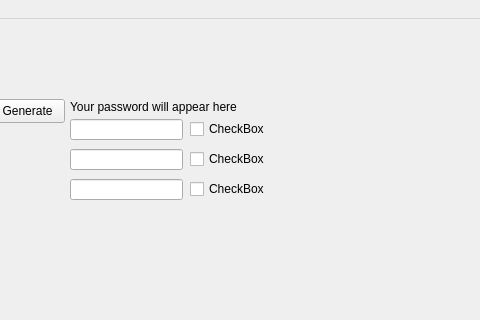
Above: mainwindow.ui from pouriadana/password-generator-GUI before the change; both pictures show x 170 to 650 and y 0 to 320 of the 800 by 600 pixel window. Below: the same form after it.
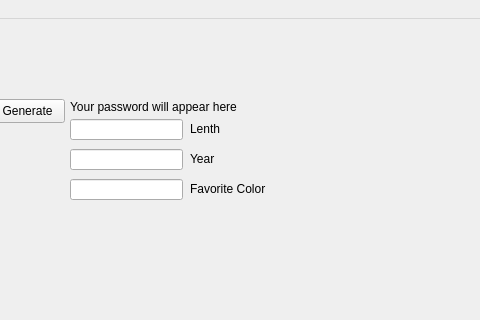
That is the form after the change.

Commit message: Add label for each text input widget

```diff
--- a/mainwindow.ui
+++ b/mainwindow.ui
@@ -60,45 +60,6 @@
      </rect>
     </property>
    </widget>
-   <widget class="QCheckBox" name="checkBox">
-    <property name="geometry">
-     <rect>
-      <x>360</x>
-      <y>100</y>
-      <width>78</width>
-      <height>20</height>
-     </rect>
-    </property>
-    <property name="text">
-     <string>CheckBox</string>
-    </property>
-   </widget>
-   <widget class="QCheckBox" name="checkBox_2">
-    <property name="geometry">
-     <rect>
-      <x>360</x>
-      <y>130</y>
-      <width>78</width>
-      <height>20</height>
-     </rect>
-    </property>
-    <property name="text">
-     <string>CheckBox</string>
-    </property>
-   </widget>
-   <widget class="QCheckBox" name="checkBox_3">
-    <property name="geometry">
-     <rect>
-      <x>360</x>
-      <y>160</y>
-      <width>78</width>
-      <height>20</height>
-     </rect>
-    </property>
-    <property name="text">
-     <string>CheckBox</string>
-    </property>
-   </widget>
    <widget class="QPushButton" name="generateButton">
     <property name="geometry">
      <rect>
@@ -112,6 +73,45 @@
      <string>Generate</string>
     </property>
    </widget>
+   <widget class="QLabel" name="label">
+    <property name="geometry">
+     <rect>
+      <x>360</x>
+      <y>100</y>
+      <width>63</width>
+      <height>20</height>
+     </rect>
+    </property>
+    <property name="text">
+     <string>Lenth</string>
+    </property>
+   </widget>
+   <widget class="QLabel" name="label_2">
+    <property name="geometry">
+     <rect>
+      <x>360</x>
+      <y>130</y>
+      <width>63</width>
+      <height>20</height>
+     </rect>
+    </property>
+    <property name="text">
+     <string>Year</string>
+    </property>
+   </widget>
+   <widget class="QLabel" name="label_3">
+    <property name="geometry">
+     <rect>
+      <x>360</x>
+      <y>160</y>
+      <width>101</width>
+      <height>20</height>
+     </rect>
+    </property>
+    <property name="text">
+     <string>Favorite Color</string>
+    </property>
+   </widget>
   </widget>
   <widget class="QMenuBar" name="menubar">
    <property name="geometry">
```
